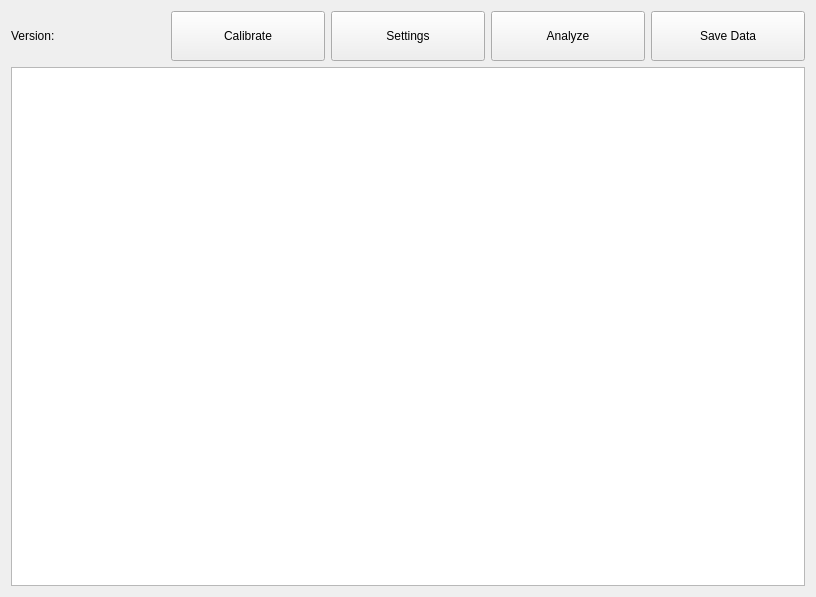
This is mainwindow.ui in chriskonstad/thumbarea as Qt 5 draws it before an edit. The edited form follows.
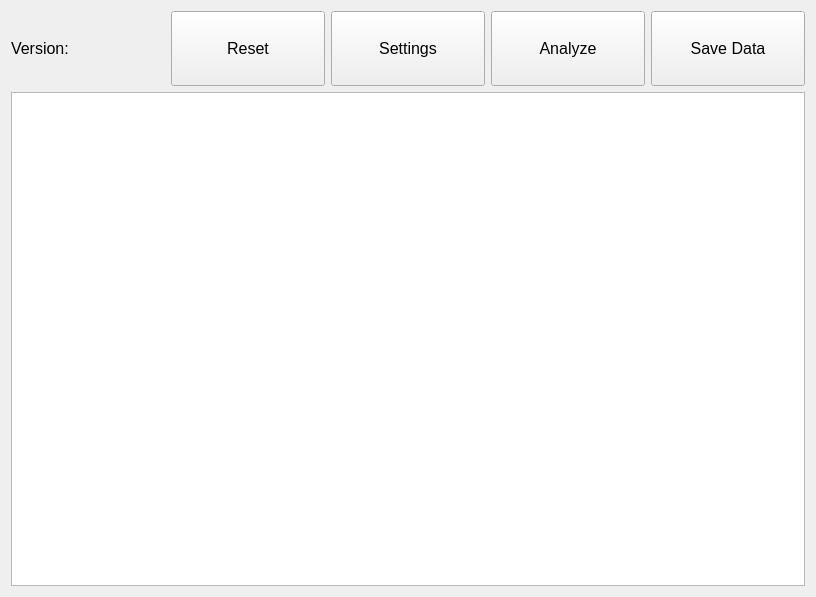
This is the edited form.

Commit message: Increased font and UI element sizes to make them more touch friendly Reorganized code to make it easier to read Renamed pbCalibrate to pbReset to better reflect its purpose Range of motion is now displayed in the center of the window after analyzation Miscellaneous other changes

Diff of the .ui file:
```diff
--- a/mainwindow.ui
+++ b/mainwindow.ui
@@ -19,6 +19,17 @@
      <layout class="QHBoxLayout" name="horizontalLayout">
       <item>
        <widget class="QLabel" name="labVersion">
+        <property name="minimumSize">
+         <size>
+          <width>0</width>
+          <height>75</height>
+         </size>
+        </property>
+        <property name="font">
+         <font>
+          <pointsize>12</pointsize>
+         </font>
+        </property>
         <property name="text">
          <string>Version:</string>
         </property>
@@ -35,11 +46,16 @@
         <property name="minimumSize">
          <size>
           <width>0</width>
-          <height>50</height>
+          <height>75</height>
          </size>
         </property>
+        <property name="font">
+         <font>
+          <pointsize>12</pointsize>
+         </font>
+        </property>
         <property name="text">
-         <string>Calibrate</string>
+         <string>Reset</string>
         </property>
        </widget>
       </item>
@@ -54,9 +70,14 @@
         <property name="minimumSize">
          <size>
           <width>0</width>
-          <height>50</height>
+          <height>75</height>
          </size>
         </property>
+        <property name="font">
+         <font>
+          <pointsize>12</pointsize>
+         </font>
+        </property>
         <property name="text">
          <string>Settings</string>
         </property>
@@ -73,9 +94,14 @@
         <property name="minimumSize">
          <size>
           <width>0</width>
-          <height>50</height>
+          <height>75</height>
          </size>
         </property>
+        <property name="font">
+         <font>
+          <pointsize>12</pointsize>
+         </font>
+        </property>
         <property name="text">
          <string>Analyze</string>
         </property>
@@ -92,9 +118,14 @@
         <property name="minimumSize">
          <size>
           <width>0</width>
-          <height>50</height>
+          <height>75</height>
          </size>
         </property>
+        <property name="font">
+         <font>
+          <pointsize>12</pointsize>
+         </font>
+        </property>
         <property name="text">
          <string>Save Data</string>
         </property>
```
Left out of the diff: 4 changed lines with no effect on the pictures. The commit also changes 7 other files.
